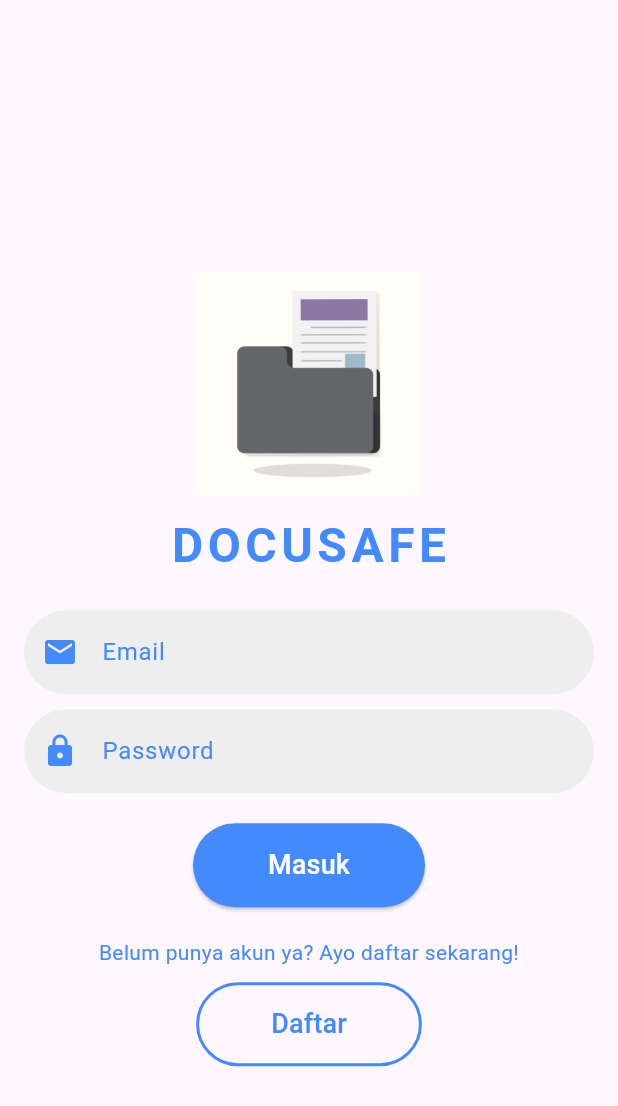
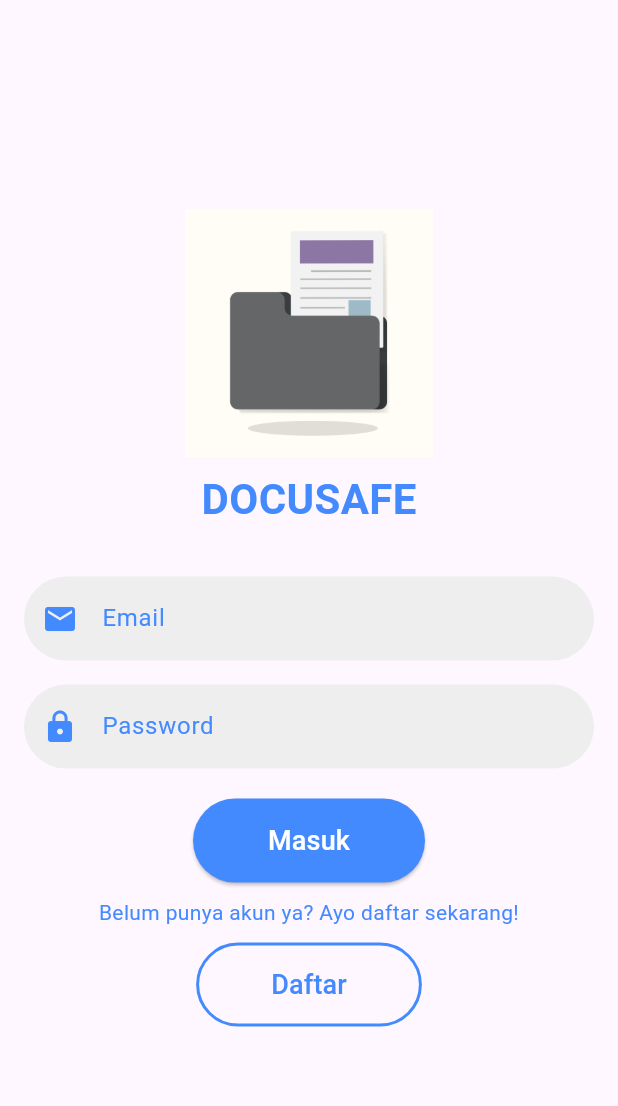
Before and after one commit to JaoharAsbara/DocuSafe, a Flutter app: the screen it shows after launch, on a phone screen of 412 x 824 dp. Shown: the top 1106 px of the screen. Run offline on Flutter 3.47's test engine with Material 3 defaults, Android fonts, the phone set to English and light mode, and no system bars; our stand-ins replace cloud_firestore, file_picker, firebase_auth, firebase_core, shared_preferences; accounts and stored records are empty.

Commit message:
Update login.dart

```diff
--- a/lib/login.dart
+++ b/lib/login.dart
@@ -15,13 +15,11 @@ class _LoginPageState extends State<LoginPage> {
   final TextEditingController emailController = TextEditingController();
   final TextEditingController passwordController = TextEditingController();
 
-  // Menyimpan UID ke SharedPreferences
   Future<void> saveUIDToPreferences(String uid) async {
     final prefs = await SharedPreferences.getInstance();
     prefs.setString('uid', uid);
   }
 
-  // Fungsi login
   Future<void> loginUser() async {
     final email = emailController.text.trim();
     final password = passwordController.text.trim();
@@ -34,14 +32,12 @@ class _LoginPageState extends State<LoginPage> {
     }
 
     try {
-      // Login pengguna di Firebase Authentication
       final UserCredential userCredential =
           await FirebaseAuth.instance.signInWithEmailAndPassword(
         email: email,
         password: password,
       );
 
-      // Mendapatkan UID pengguna yang sedang login
       final String uid = userCredential.user?.uid ?? '';
 
       if (uid.isEmpty) {
@@ -51,16 +47,13 @@ class _LoginPageState extends State<LoginPage> {
         return;
       }
 
-      // Menyimpan UID ke SharedPreferences
       saveUIDToPreferences(uid);
 
-      // Arahkan ke halaman utama setelah login berhasil
       Navigator.pushReplacement(
         context,
         MaterialPageRoute(builder: (context) => const HomePage()),
       );
     } on FirebaseAuthException catch (e) {
-      // Tampilkan error jika login gagal
       ScaffoldMessenger.of(context).showSnackBar(
         SnackBar(content: Text(e.message ?? 'Terjadi kesalahan!')),
       );
@@ -77,35 +70,30 @@ class _LoginPageState extends State<LoginPage> {
   @override
   Widget build(BuildContext context) {
     return Scaffold(
-      resizeToAvoidBottomInset: true,
-      body: SingleChildScrollView(
+      body: LayoutBuilder(
+        builder: (context, constraints) {
+          return Container(
+            padding: const EdgeInsets.symmetric(horizontal: 16.0),
             child: Column(
-          children: <Widget>[
-            SizedBox(
-              height: MediaQuery.of(context).size.height * 0.20,
-            ),
-            Center(
-              child: Padding(
-                padding: const EdgeInsets.all(16.0),
-                child: Column(
-                  mainAxisAlignment: MainAxisAlignment.start,
+              mainAxisAlignment: MainAxisAlignment.center,
               crossAxisAlignment: CrossAxisAlignment.center,
               children: <Widget>[
                 Image.asset(
                   'assets/docusafe_logo.jpg',
-                      height: 150,
+                  height: constraints.maxHeight * 0.2,
                 ),
-                    const SizedBox(height: 10),
+                const SizedBox(height: 8), // Jarak antara logo dan judul
                 const Text(
                   'DOCUSAFE',
                   style: TextStyle(
-                        fontSize: 32,
+                    fontSize: 28,
                     fontWeight: FontWeight.bold,
                     color: Colors.blueAccent,
-                        letterSpacing: 3.0,
                   ),
                 ),
-                    const SizedBox(height: 20),
+                const SizedBox(height: 32), // Jarak judul ke form login
+                Column(
+                  children: [
                     TextField(
                       controller: emailController,
                       keyboardType: TextInputType.emailAddress,
@@ -127,7 +115,8 @@ class _LoginPageState extends State<LoginPage> {
                         ),
                       ),
                     ),
-                    const SizedBox(height: 10),
+                    const SizedBox(
+                        height: 16), // Jarak antara email dan password
                     TextField(
                       controller: passwordController,
                       obscureText: true,
@@ -149,7 +138,7 @@ class _LoginPageState extends State<LoginPage> {
                         ),
                       ),
                     ),
-                    const SizedBox(height: 20),
+                    const SizedBox(height: 20), // Jarak form dan tombol Masuk
                     ElevatedButton(
                       onPressed: loginUser,
                       style: ElevatedButton.styleFrom(
@@ -166,23 +155,23 @@ class _LoginPageState extends State<LoginPage> {
                         style: TextStyle(fontSize: 18),
                       ),
                     ),
-                    const SizedBox(height: 20),
+                  ],
+                ),
+                const SizedBox(height: 10), // Jarak tombol Masuk ke teks bawah
+                Column(
+                  children: [
                     const Text(
                       'Belum punya akun ya? Ayo daftar sekarang!',
                       textAlign: TextAlign.center,
-                      style: TextStyle(
-                        fontSize: 14,
-                        color: Colors.blueAccent,
+                      style: TextStyle(fontSize: 14, color: Colors.blueAccent),
                     ),
-                    ),
-                    const SizedBox(height: 10),
+                    const SizedBox(height: 10), // Jarak teks ke tombol Daftar
                     OutlinedButton(
                       onPressed: () {
                         Navigator.push(
                           context,
                           MaterialPageRoute(
-                            builder: (context) => const RegisterPage(),
-                          ),
+                              builder: (context) => const RegisterPage()),
                         );
                       },
                       style: OutlinedButton.styleFrom(
@@ -196,22 +185,16 @@ class _LoginPageState extends State<LoginPage> {
                       ),
                       child: const Text(
                         'Daftar',
-                        style: TextStyle(
-                          fontSize: 18,
-                          color: Colors.blueAccent,
+                        style:
+                            TextStyle(fontSize: 18, color: Colors.blueAccent),
                       ),
-                      ),
-                    ),
-                    const SizedBox(height: 20),
-                  ],
-                ),
-              ),
-            ),
-            SizedBox(
-              height: MediaQuery.of(context).size.height * 0.15,
                     ),
                   ],
                 ),
+              ],
+            ),
+          );
+        },
       ),
     );
   }
```
Lines whose indentation alone changed are shown as unchanged.
